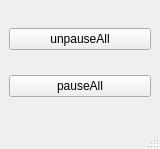
Harmonised7/qt-projects, file runey_bot_mk1/mainwindow.ui: the form before one commit.
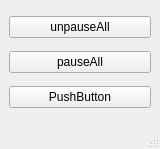
The form after the commit.

The edit to the form file:
```diff
--- a/runey_bot_mk1/mainwindow.ui
+++ b/runey_bot_mk1/mainwindow.ui
@@ -35,6 +35,13 @@
       </property>
      </widget>
     </item>
+    <item>
+     <widget class="QPushButton" name="showButton">
+      <property name="text">
+       <string>PushButton</string>
+      </property>
+     </widget>
+    </item>
    </layout>
   </widget>
   <widget class="QMenuBar" name="menubar">
```
